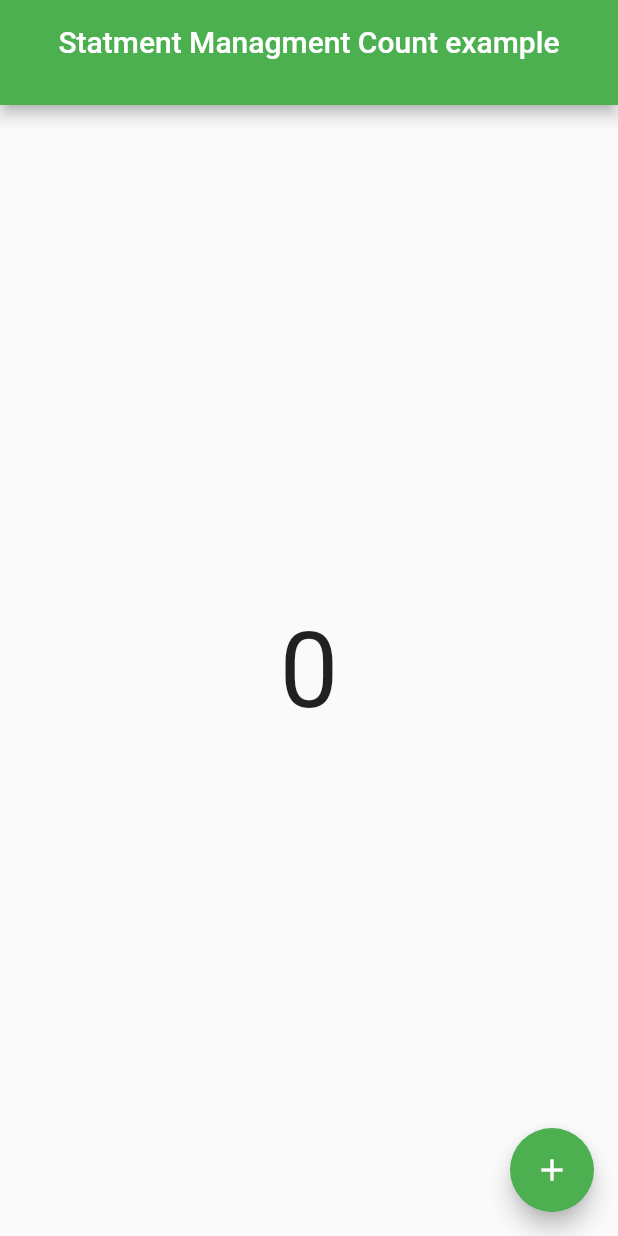
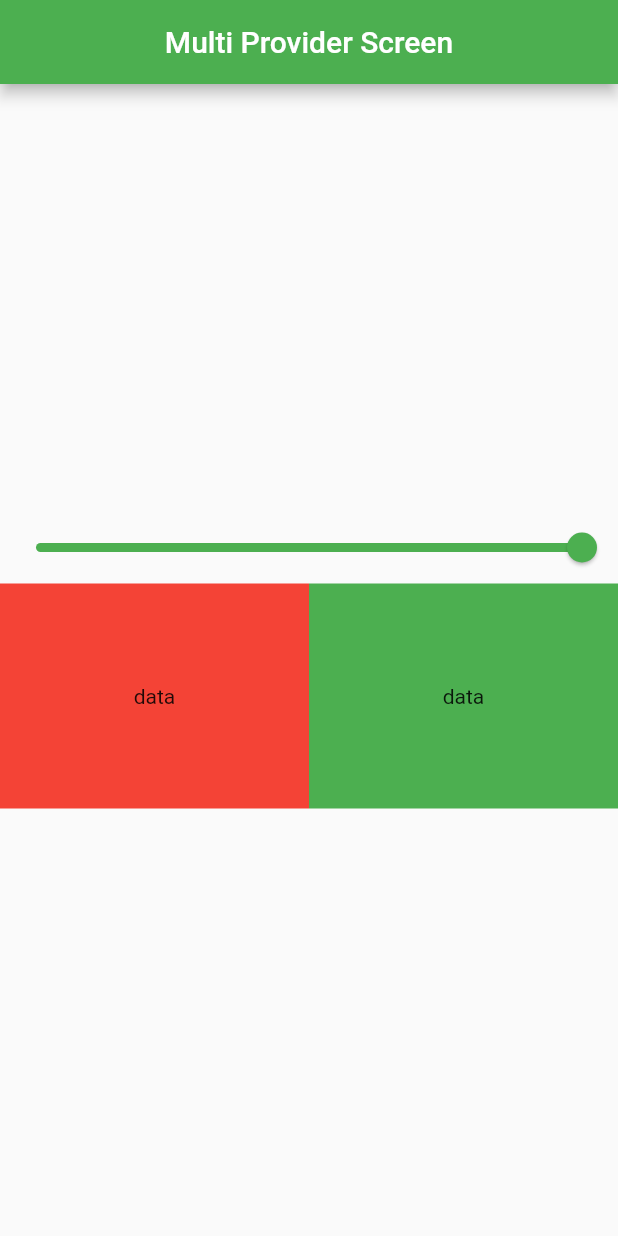
Before and after one commit to usama-qadeer/provider-state-management, a Flutter app: the screen it shows after launch, on a phone screen of 412 x 824 dp. Run offline on Flutter 3.47's test engine with Material 2 defaults, Android fonts, the phone set to English and light mode, and no system bars.

Commit message:
multi_provider

```diff
--- a/lib/main.dart
+++ b/lib/main.dart
@@ -1,7 +1,9 @@
 import 'package:flutter/material.dart';
 import 'package:provider/provider.dart';
 import 'package:provider_state_management/provider/count_provider.dart';
-import 'package:provider_state_management/screens/count_example.dart';
+import 'package:provider_state_management/provider/multi_provider.dart';
+//import 'package:provider_state_management/screens/count_example.dart';
+import 'package:provider_state_management/screens/multi_provider_screen.dart';
 
 void main() {
   runApp(const MyApp());
@@ -13,9 +15,18 @@ class MyApp extends StatelessWidget {
   // This widget is the root of your application.
   @override
   Widget build(BuildContext context) {
-    return ChangeNotifierProvider(
+    return MultiProvider(
+      providers: [
+        ChangeNotifierProvider(
+          create: (context) => MultiProviderClass(),
+        ),
+        ChangeNotifierProvider(
+          create: (v) => CountProvider(),
+        )
+      ],
       //this is single provider.
-      create: (context) => CountProvider(),
+      // ChangeNotifierProvider(
+      // create: (context) => CountProvider(),
       child: MaterialApp(
         title: 'Provider State Management',
         theme: ThemeData(
@@ -32,7 +43,7 @@ class MyApp extends StatelessWidget {
           // primaryColorDark:
         ),
         debugShowCheckedModeBanner: false,
-        home: const CountExample(),
+        home: const MultiProviderScreen(),
       ),
     );
   }
--- /dev/null
+++ b/lib/provider/multi_provider.dart
@@ -0,0 +1,15 @@
+import 'package:flutter/material.dart';
+
+class MultiProviderClass with ChangeNotifier {
+  double _value = 1.0;
+  double get value => _value;
+
+  void multiProviderfun() {
+    _value++;
+  }
+
+  void setValue(double val) {
+    _value = val;
+    notifyListeners();
+  }
+}
--- /dev/null
+++ b/lib/screens/multi_provider_screen.dart
@@ -0,0 +1,76 @@
+import 'package:flutter/material.dart';
+import 'package:provider/provider.dart';
+
+import '../provider/multi_provider.dart';
+
+class MultiProviderScreen extends StatefulWidget {
+  const MultiProviderScreen({super.key});
+
+  @override
+  State<MultiProviderScreen> createState() => _MultiProviderScreenState();
+}
+
+class _MultiProviderScreenState extends State<MultiProviderScreen> {
+  //double value = 1.0;
+  @override
+  Widget build(BuildContext context) {
+    print("Build");
+    final changeVal = Provider.of<MultiProviderClass>(context, listen: false);
+    return SafeArea(
+      child: Scaffold(
+        appBar: AppBar(
+          title: Text("Multi Provider Screen"),
+          centerTitle: true,
+        ),
+        body: Column(
+          mainAxisAlignment: MainAxisAlignment.center,
+          crossAxisAlignment: CrossAxisAlignment.center,
+          children: [
+            Consumer<MultiProviderClass>(
+              builder: (context, value, child) {
+                return Slider(
+                  min: 0,
+                  max: 1,
+                  value: value.value,
+                  onChanged: (val) {
+                    // setState(() {
+                    //   // value = value;
+                    // });
+                    value.setValue(val);
+                    print(val);
+                  },
+                );
+              },
+            ),
+            Consumer<MultiProviderClass>(
+              builder: (context, value, child) {
+                return Row(
+                  children: [
+                    Expanded(
+                      child: Container(
+                        height: 150,
+                        decoration: BoxDecoration(
+                          color: Colors.red.withOpacity(value.value),
+                        ),
+                        child: Center(child: Text("data")),
+                      ),
+                    ),
+                    Expanded(
+                      child: Container(
+                        height: 150,
+                        decoration: BoxDecoration(
+                          color: Colors.green.withOpacity(value.value),
+                        ),
+                        child: Center(child: Text("data")),
+                      ),
+                    ),
+                  ],
+                );
+              },
+            )
+          ],
+        ),
+      ),
+    );
+  }
+}
```
